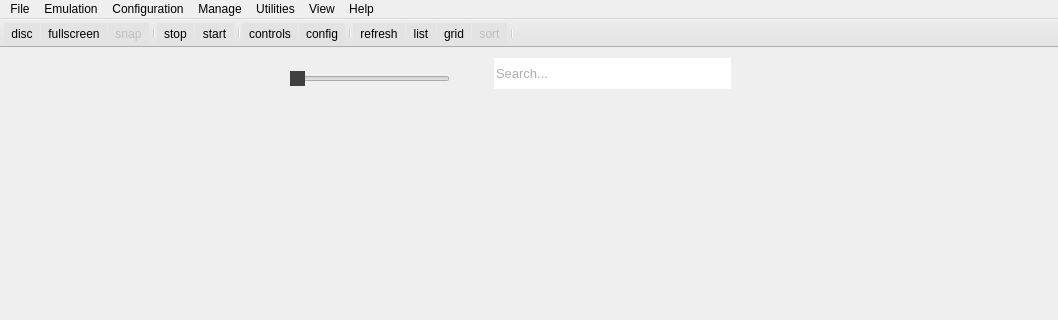
This is rpcs3/rpcs3qt/main_window.ui in RPCS3/rpcs3 as Qt 5 draws it before an edit; both pictures show x 0 to 1058 and y 0 to 320 of the 1058 by 580 pixel window. The edited form follows.
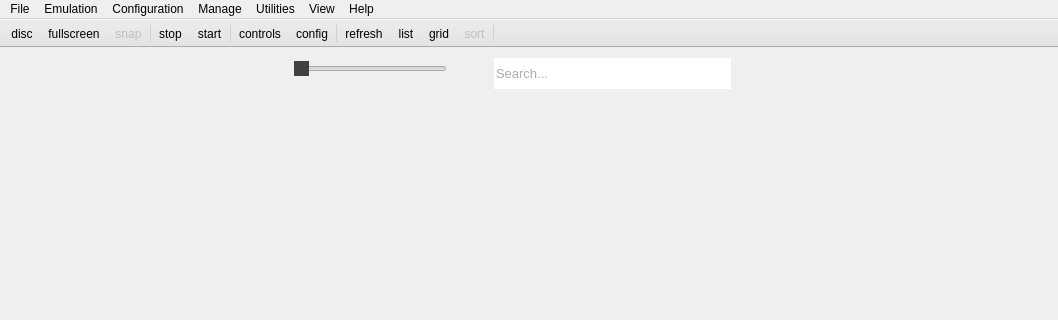
This is the edited form. Icons and pictures are not drawn.

Patch:
```diff
--- a/rpcs3/rpcs3qt/main_window.ui
+++ b/rpcs3/rpcs3qt/main_window.ui
@@ -83,17 +83,41 @@
      <bool>false</bool>
     </property>
    </widget>
+   <widget class="QWidget" name="sizeSliderContainer" native="true">
+    <property name="geometry">
+     <rect>
+      <x>280</x>
+      <y>10</y>
+      <width>181</width>
+      <height>21</height>
+     </rect>
+    </property>
+    <property name="sizePolicy">
+     <sizepolicy hsizetype="Fixed" vsizetype="Preferred">
+      <horstretch>0</horstretch>
+      <verstretch>0</verstretch>
+     </sizepolicy>
+    </property>
+    <layout class="QHBoxLayout" name="horizontalLayout">
+     <property name="spacing">
+      <number>0</number>
+     </property>
+     <property name="leftMargin">
+      <number>14</number>
+     </property>
+     <property name="topMargin">
+      <number>0</number>
+     </property>
+     <property name="rightMargin">
+      <number>14</number>
+     </property>
+     <property name="bottomMargin">
+      <number>0</number>
+     </property>
+     <item>
    <widget class="QSlider" name="sizeSlider">
-    <property name="geometry">
-     <rect>
-      <x>290</x>
-      <y>20</y>
-      <width>160</width>
-      <height>21</height>
-     </rect>
-    </property>
     <property name="sizePolicy">
-     <sizepolicy hsizetype="Fixed" vsizetype="Fixed">
+        <sizepolicy hsizetype="Expanding" vsizetype="Fixed">
       <horstretch>0</horstretch>
       <verstretch>0</verstretch>
      </sizepolicy>
@@ -101,15 +125,14 @@
     <property name="focusPolicy">
      <enum>Qt::ClickFocus</enum>
     </property>
+       <property name="autoFillBackground">
+        <bool>false</bool>
+       </property>
     <property name="styleSheet">
      <string notr="true">QSlider::handle:horizontal {
 	background: #404040;
 }
-
-QSlider {
-	padding-left: 6px;
-	padding-right:6px
-}</string>
+</string>
     </property>
     <property name="orientation">
      <enum>Qt::Horizontal</enum>
@@ -118,6 +141,9 @@
      <enum>QSlider::NoTicks</enum>
     </property>
    </widget>
+     </item>
+    </layout>
+   </widget>
   </widget>
   <widget class="QMenuBar" name="menuBar">
    <property name="geometry">
@@ -272,8 +298,10 @@
     <string>Show tool bar</string>
    </property>
    <property name="styleSheet">
-    <string notr="true">background-color: rgb(227, 227, 227);
-selection-background-color: rgb(85, 170, 255);</string>
+    <string notr="true">QToolBar { background-color: rgba(227, 227, 227, 255); }
+QToolBar::separator {background-color: #D1D1D1; width: 1px; margin-top: 2px; margin-bottom: 2px;}
+QSlider { background-color: rgba(227, 227, 227, 255); }
+QLineEdit { background-color: rgba(227, 227, 227, 255); }</string>
    </property>
    <property name="movable">
     <bool>false</bool>
```
Left out of the diff: 2 changed lines with no effect on the pictures. Lines whose indentation alone changed are shown as unchanged.
